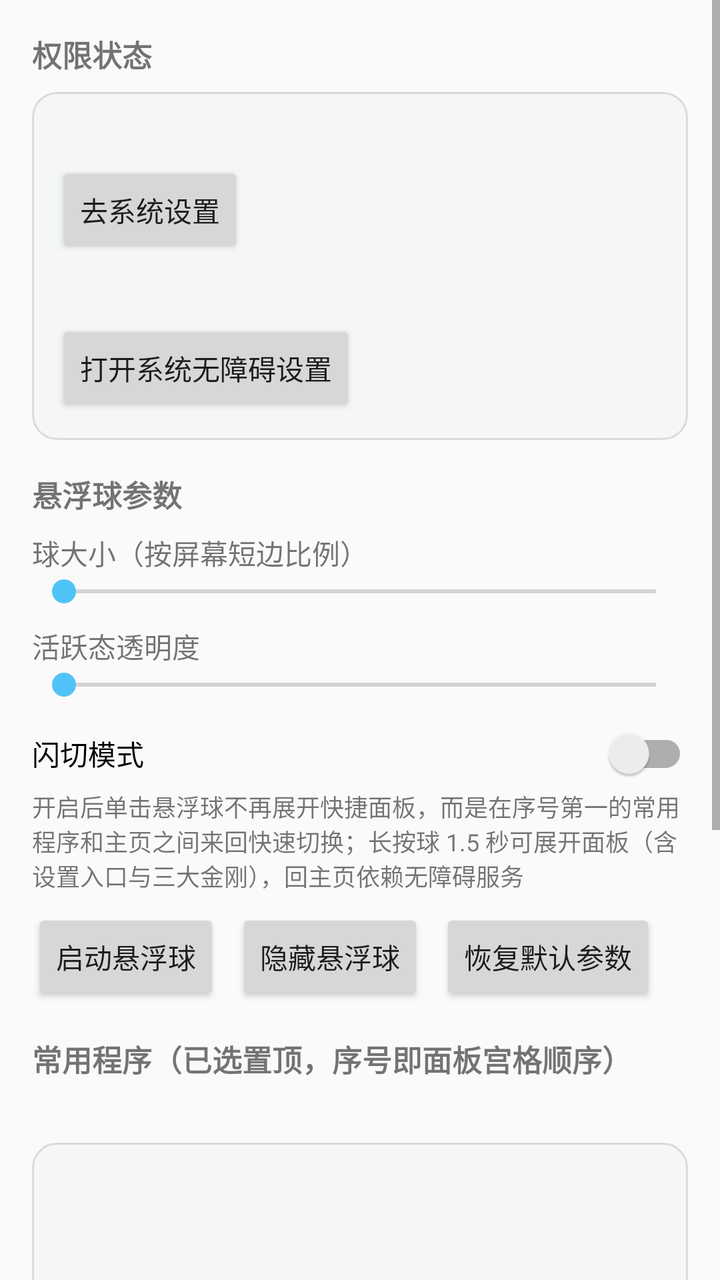
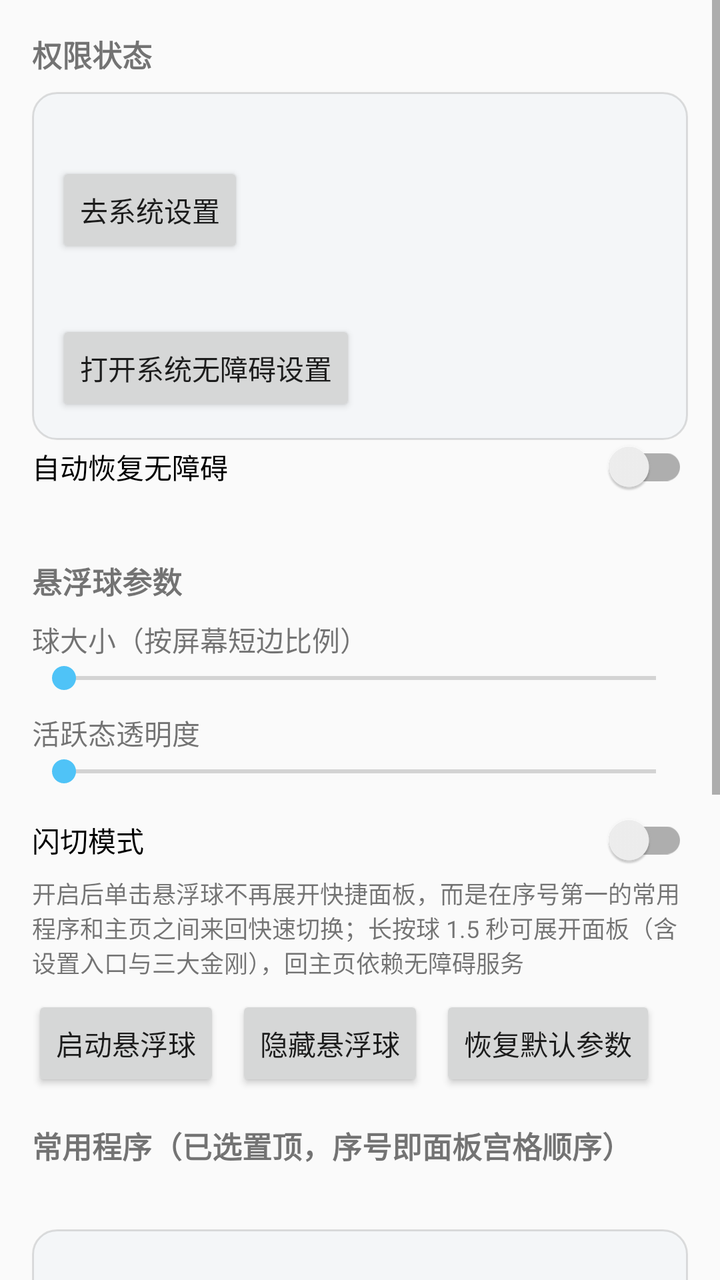

Screens rendered from an Android XML layout before and after an edit, with the pre-edit source and the edit as a unified diff.
<!-- AndroidManifest.xml: application theme Theme.MiniTouch -->
<!-- res/layout/activity_settings.xml -->
<?xml version="1.0" encoding="utf-8"?>
<ScrollView xmlns:android="http://schemas.android.com/apk/res/android"
    android:layout_width="match_parent"
    android:layout_height="match_parent"
    android:fillViewport="true">

    <LinearLayout
        android:layout_width="match_parent"
        android:layout_height="wrap_content"
        android:orientation="vertical"
        android:padding="16dp">

        
        <TextView
            android:layout_width="wrap_content"
            android:layout_height="wrap_content"
            android:text="@string/settings_section_perms"
            android:textSize="@dimen/settings_section_text"
            android:textStyle="bold" />

        <LinearLayout
            android:layout_width="match_parent"
            android:layout_height="wrap_content"
            android:layout_marginTop="8dp"
            android:background="@drawable/bg_card"
            android:orientation="vertical"
            android:padding="12dp">

            <TextView
                android:id="@+id/tv_overlay_status"
                android:layout_width="match_parent"
                android:layout_height="wrap_content" />

            <Button
                android:id="@+id/btn_overlay_go"
                android:layout_width="wrap_content"
                android:layout_height="wrap_content"
                android:layout_marginTop="4dp"
                android:text="@string/btn_go_permission" />

            <TextView
                android:id="@+id/tv_a11y_status"
                android:layout_width="match_parent"
                android:layout_height="wrap_content"
                android:layout_marginTop="8dp" />

            <Button
                android:id="@+id/btn_a11y_go"
                android:layout_width="wrap_content"
                android:layout_height="wrap_content"
                android:layout_marginTop="4dp"
                android:text="@string/btn_open_a11y" />
        </LinearLayout>

        
        <TextView
            android:layout_width="wrap_content"
            android:layout_height="wrap_content"
            android:layout_marginTop="16dp"
            android:text="@string/settings_section_ball"
            android:textSize="@dimen/settings_section_text"
            android:textStyle="bold" />

        <TextView
            android:layout_width="match_parent"
            android:layout_height="wrap_content"
            android:layout_marginTop="8dp"
            android:text="@string/settings_ball_size" />

        <SeekBar
            android:id="@+id/sb_ball_size"
            android:layout_width="match_parent"
            android:layout_height="wrap_content"
            android:max="100" />

        <TextView
            android:layout_width="match_parent"
            android:layout_height="wrap_content"
            android:layout_marginTop="8dp"
            android:text="@string/settings_ball_alpha" />

        <SeekBar
            android:id="@+id/sb_ball_alpha"
            android:layout_width="match_parent"
            android:layout_height="wrap_content"
            android:max="100" />

        
        <androidx.appcompat.widget.SwitchCompat
            android:id="@+id/sw_quick_switch"
            android:layout_width="match_parent"
            android:layout_height="wrap_content"
            android:layout_marginTop="12dp"
            android:text="@string/settings_quick_switch" />

        <TextView
            android:layout_width="match_parent"
            android:layout_height="wrap_content"
            android:layout_marginTop="4dp"
            android:text="@string/settings_quick_switch_desc"
            android:textSize="12sp" />

        
        <LinearLayout
            android:layout_width="match_parent"
            android:layout_height="wrap_content"
            android:layout_marginTop="8dp"
            android:orientation="horizontal">

            <Button
                android:id="@+id/btn_start_ball"
                android:layout_width="wrap_content"
                android:layout_height="wrap_content"
                android:text="@string/btn_start_ball" />

            
            <Button
                android:id="@+id/btn_hide_ball"
                android:layout_width="wrap_content"
                android:layout_height="wrap_content"
                android:layout_marginStart="8dp"
                android:text="@string/btn_hide_ball" />

            <Button
                android:id="@+id/btn_reset_ball_params"
                android:layout_width="wrap_content"
                android:layout_height="wrap_content"
                android:layout_marginStart="8dp"
                android:text="@string/btn_reset_ball_params" />
        </LinearLayout>

        

        
        <TextView
            android:layout_width="wrap_content"
            android:layout_height="wrap_content"
            android:layout_marginTop="16dp"
            android:text="@string/settings_section_apps"
            android:textSize="@dimen/settings_section_text"
            android:textStyle="bold" />

        <TextView
            android:id="@+id/tv_favorite_count"
            android:layout_width="match_parent"
            android:layout_height="wrap_content"
            android:layout_marginTop="4dp" />

        
        <androidx.recyclerview.widget.RecyclerView
            android:id="@+id/rv_installed_apps"
            android:layout_width="match_parent"
            android:layout_height="400dp"
            android:layout_marginTop="8dp"
            android:background="@drawable/bg_card" />
    </LinearLayout>
</ScrollView>
<!-- resources referenced by this layout -->
<resources>
  <dimen name="settings_section_text">15sp</dimen>
  <!-- drawable bg_card (drawable) -->
  <?xml version="1.0" encoding="utf-8"?>
  <shape xmlns:android="http://schemas.android.com/apk/res/android"
      android:shape="rectangle">
      <solid android:color="@color/card_bg" />
      <corners android:radius="12dp" />
      <stroke
          android:width="1dp"
          android:color="#1F000000" />
  </shape>
  <string name="btn_go_permission">去系统设置</string>
  <string name="btn_hide_ball">隐藏悬浮球</string>
  <string name="btn_open_a11y">打开系统无障碍设置</string>
  <string name="btn_reset_ball_params">恢复默认参数</string>
  <string name="btn_start_ball">启动悬浮球</string>
  <string name="settings_ball_alpha">活跃态透明度</string>
  <string name="settings_ball_size">球大小（按屏幕短边比例）</string>
  <string name="settings_quick_switch">闪切模式</string>
  <string name="settings_quick_switch_desc">开启后单击悬浮球不再展开快捷面板，而是在序号第一的常用程序和主页之间来回快速切换；长按球 1.5 秒可展开面板（含设置入口与三大金刚），回主页依赖无障碍服务</string>
  <string name="settings_section_apps">常用程序（已选置顶，序号即面板宫格顺序）</string>
  <string name="settings_section_ball">悬浮球参数</string>
  <string name="settings_section_perms">权限状态</string>
  <style name="Theme.MiniTouch" parent="Theme.AppCompat.Light.DarkActionBar">
          <item name="colorAccent">@color/accent</item>
      </style>
  <color name="card_bg">#F4F6F8</color>
  <color name="accent">#FF4FC3F7</color>
</resources>

<!-- the commit's change to res/layout/activity_settings.xml (unified diff, before → after) -->
@@ -51,6 +51,17 @@
                 android:layout_marginTop="4dp"
                 android:text="@string/btn_open_a11y" />
         </LinearLayout>
+
+        <androidx.appcompat.widget.SwitchCompat
+            android:id="@+id/sw_a11y_recovery"
+            android:layout_width="match_parent"
+            android:layout_height="wrap_content"
+            android:text="@string/settings_a11y_recovery" />
+        <TextView
+            android:id="@+id/tv_a11y_recovery"
+            android:layout_width="match_parent"
+            android:layout_height="wrap_content"
+            android:textSize="12sp" />
 
         
         <TextView
<!-- resource entries referenced after the edit -->
@@ -16,6 +16,7 @@
   <string name="btn_open_a11y">打开系统无障碍设置</string>
   <string name="btn_reset_ball_params">恢复默认参数</string>
   <string name="btn_start_ball">启动悬浮球</string>
+  <string name="settings_a11y_recovery">自动恢复无障碍</string>
   <string name="settings_ball_alpha">活跃态透明度</string>
   <string name="settings_ball_size">球大小（按屏幕短边比例）</string>
   <string name="settings_quick_switch">闪切模式</string>
